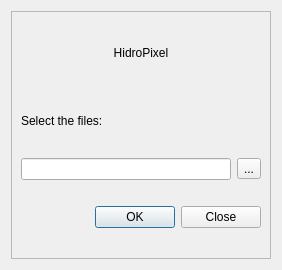
pedmap/HidroPixel_test, file hidroPixel_dialog_base.ui: the form before one commit.
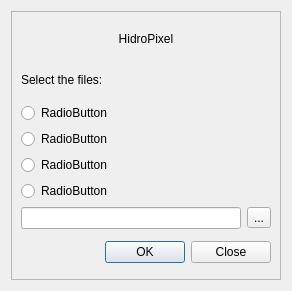
The form after the commit.

Diff of the .ui file:
```diff
--- a/hidroPixel_dialog_base.ui
+++ b/hidroPixel_dialog_base.ui
@@ -6,8 +6,8 @@
    <rect>
     <x>0</x>
     <y>0</y>
-    <width>282</width>
-    <height>270</height>
+    <width>292</width>
+    <height>291</height>
    </rect>
   </property>
   <property name="windowTitle">
@@ -23,6 +23,13 @@
       <enum>QFrame::Raised</enum>
      </property>
      <layout class="QGridLayout" name="gridLayout">
+      <item row="2" column="0">
+       <widget class="QRadioButton" name="radioButton">
+        <property name="text">
+         <string>RadioButton</string>
+        </property>
+       </widget>
+      </item>
       <item row="0" column="0">
        <widget class="QLabel" name="label_2">
         <property name="whatsThis">
@@ -40,6 +47,20 @@
         </property>
        </widget>
       </item>
+      <item row="4" column="0">
+       <widget class="QRadioButton" name="radioButton_3">
+        <property name="text">
+         <string>RadioButton</string>
+        </property>
+       </widget>
+      </item>
+      <item row="3" column="0">
+       <widget class="QRadioButton" name="radioButton_2">
+        <property name="text">
+         <string>RadioButton</string>
+        </property>
+       </widget>
+      </item>
       <item row="1" column="0">
        <widget class="QLabel" name="label">
         <property name="styleSheet">
@@ -50,7 +71,7 @@
         </property>
        </widget>
       </item>
-      <item row="2" column="0">
+      <item row="6" column="0">
        <layout class="QHBoxLayout" name="horizontalLayout">
         <item>
          <widget class="QLineEdit" name="lineEdit"/>
@@ -64,7 +85,7 @@
         </item>
        </layout>
       </item>
-      <item row="3" column="0">
+      <item row="7" column="0">
        <widget class="QDialogButtonBox" name="button_box">
         <property name="sizePolicy">
          <sizepolicy hsizetype="Expanding" vsizetype="Maximum">
@@ -95,6 +116,13 @@
         </property>
        </widget>
       </item>
+      <item row="5" column="0">
+       <widget class="QRadioButton" name="radioButton_4">
+        <property name="text">
+         <string>RadioButton</string>
+        </property>
+       </widget>
+      </item>
      </layout>
     </widget>
    </item>
```
